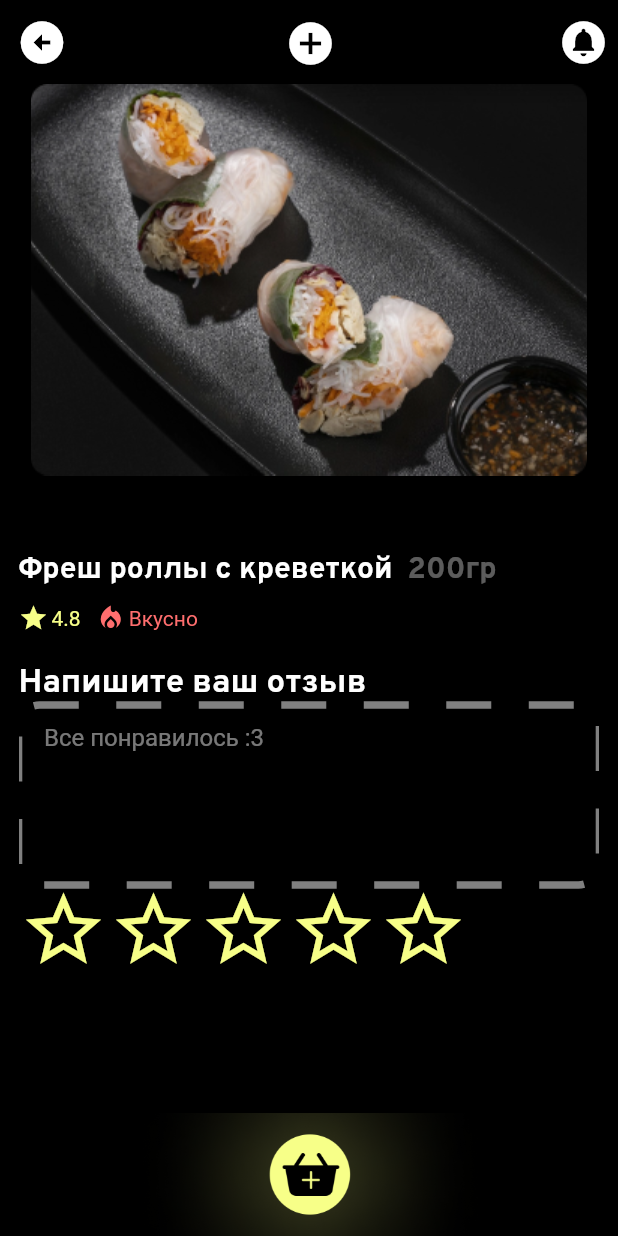
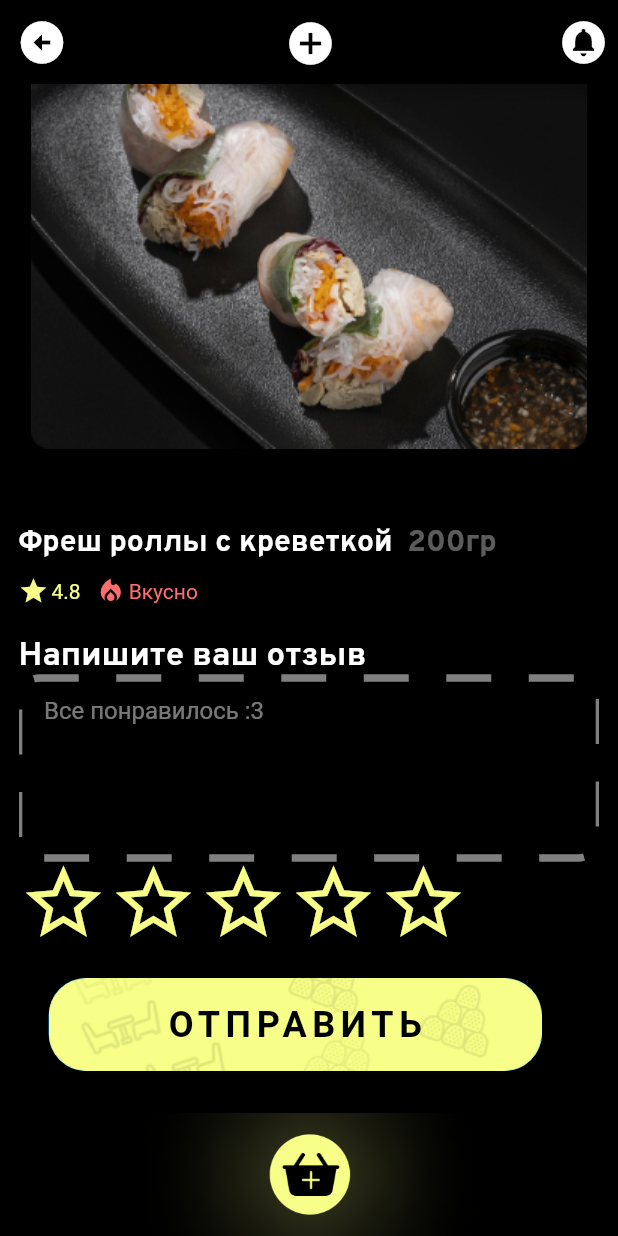
Before and after one commit to Nekori228/Marmelad, a Flutter app: the ViewItem screen opened directly, scrolled down 196 dp, after a tap on "Добавить отзыв", on a phone screen of 412 x 824 dp. Run offline on Flutter 3.47's test engine with Material 2 defaults, Android fonts, the light colour scheme and no system bars; drawn by our look-alikes of dotted_border, expandable_page_view, smooth_star_rating; our stand-ins replace firebase_core, flutter_svg, shared_preferences; missing offline and left inert: enough_mail, expansion_widget, favorite_button, scrollable_clean_calendar; accounts and stored records are empty.

Commit message:
Сhange button

```diff
--- a/lib/pages/main/viewItem.dart
+++ b/lib/pages/main/viewItem.dart
@@ -79,7 +79,39 @@ class _ViewItemState extends State<ViewItem> {
                 borderColor:  Color(0xFFF7FF88),
                 spacing:0.0
             ),
-          )
+          ),
+          Container(
+            margin: const EdgeInsets.all(20),
+            child: ElevatedButton(
+              onPressed: () {
+                if (jsonDecode(prefs.getString('card')).length !=
+                    0) {}
+              },
+              clipBehavior: Clip.antiAlias,
+              style: ElevatedButton.styleFrom(
+                shape: RoundedRectangleBorder(
+                  borderRadius: BorderRadius.circular(25),
+                ),
+                padding: EdgeInsets.zero,
+              ),
+              child: Stack(
+                alignment: Alignment.center,
+                children: [
+                  Image.asset("assets/images/button.png",
+                      fit: BoxFit.cover),
+                  const Text(
+                    'ОТПРАВИТЬ',
+                    style: TextStyle(
+                        letterSpacing: 3.75,
+                        fontSize: 24,
+                        fontFamily: "Poppins",
+                        fontWeight: FontWeight.w600,
+                        color: Colors.black),
+                  ),
+                ],
+              ),
+            ),
+          ),
         ],
       ),
     ];
```
